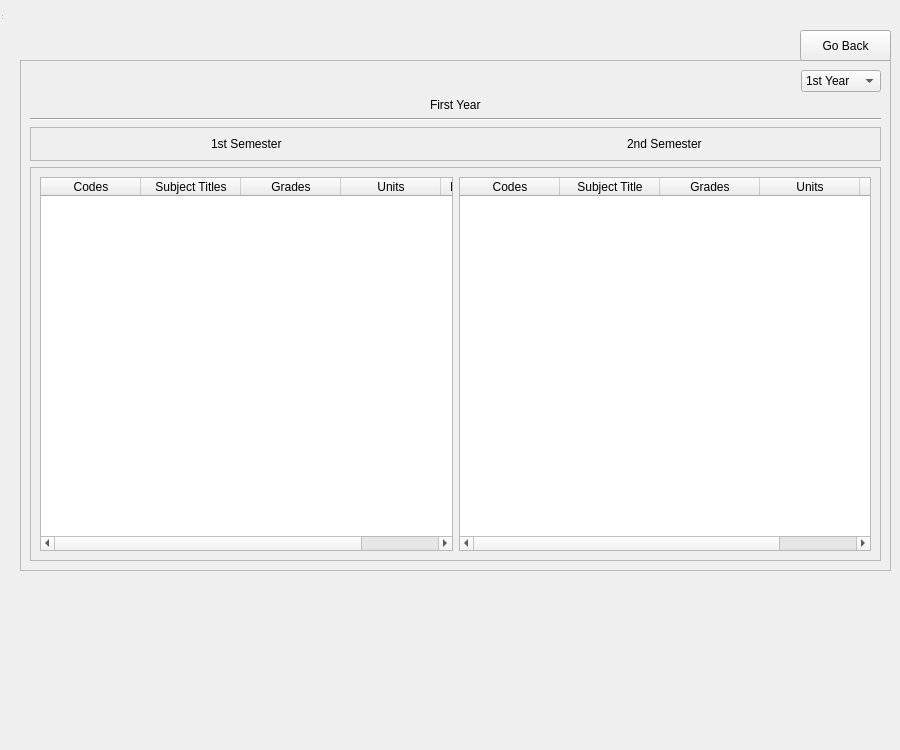
First picture: the form in frontend/ui/Academic Schedule/schedule.ui, repository ziminni/master-route-navigation, before the edit.
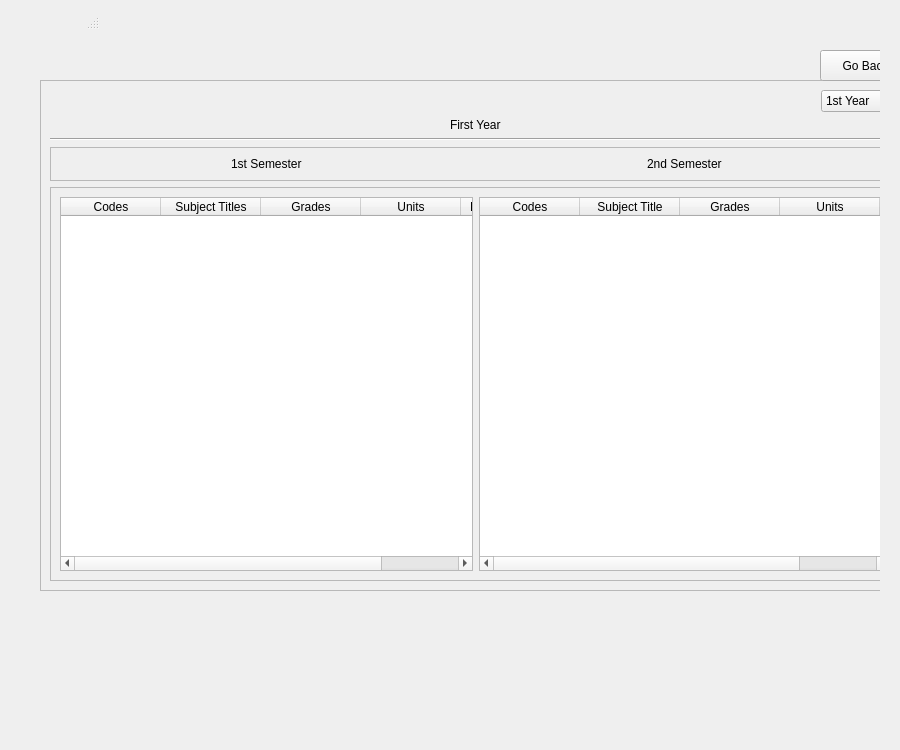
Second picture: the form after the edit. The open tabs and pages were chosen to show the change.

```diff
--- a/frontend/ui/Academic Schedule/schedule.ui
+++ b/frontend/ui/Academic Schedule/schedule.ui
@@ -13,23 +13,17 @@
   <property name="windowTitle">
    <string>MainWindow</string>
   </property>
+  <layout class="QVBoxLayout" name="mainVerticalLayout">
+   <item>
   <widget class="QWidget" name="centralwidget" native="true">
-   <property name="geometry">
-    <rect>
-     <x>0</x>
-     <y>0</y>
-     <width>900</width>
-     <height>750</height>
-    </rect>
-   </property>
+     <layout class="QVBoxLayout" name="centralVerticalLayout">
+      <item>
    <widget class="QStackedWidget" name="stackedWidget">
-    <property name="geometry">
-     <rect>
-      <x>0</x>
-      <y>0</y>
-      <width>900</width>
-      <height>750</height>
-     </rect>
+        <property name="sizePolicy">
+         <sizepolicy hsizetype="Expanding" vsizetype="Expanding">
+          <horstretch>0</horstretch>
+          <verstretch>0</verstretch>
+         </sizepolicy>
     </property>
     <property name="currentIndex">
      <number>0</number>
@@ -550,17 +544,12 @@
      </widget>
     </widget>
    </widget>
-  </widget>
-  <widget class="QStatusBar" name="statusbar">
-   <property name="geometry">
-    <rect>
-     <x>0</x>
-     <y>0</y>
-     <width>3</width>
-     <height>21</height>
-    </rect>
-   </property>
-  </widget>
+      </item>
+     </layout>
+    </widget>
+   </item>
+  </layout>
+  <widget class="QStatusBar" name="statusbar"/>
  </widget>
  <resources/>
  <connections/>
```
Left out of the diff: 2 changed lines with no effect on the pictures. Lines whose indentation alone changed are shown as unchanged.
